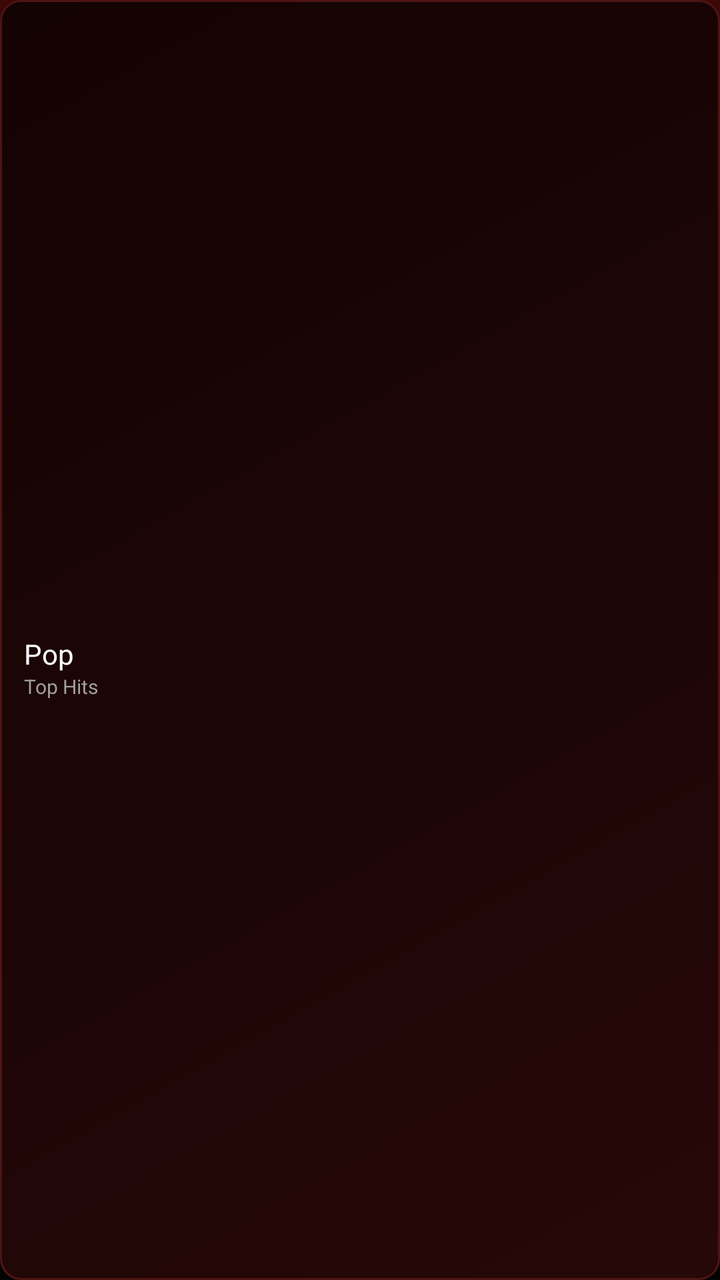
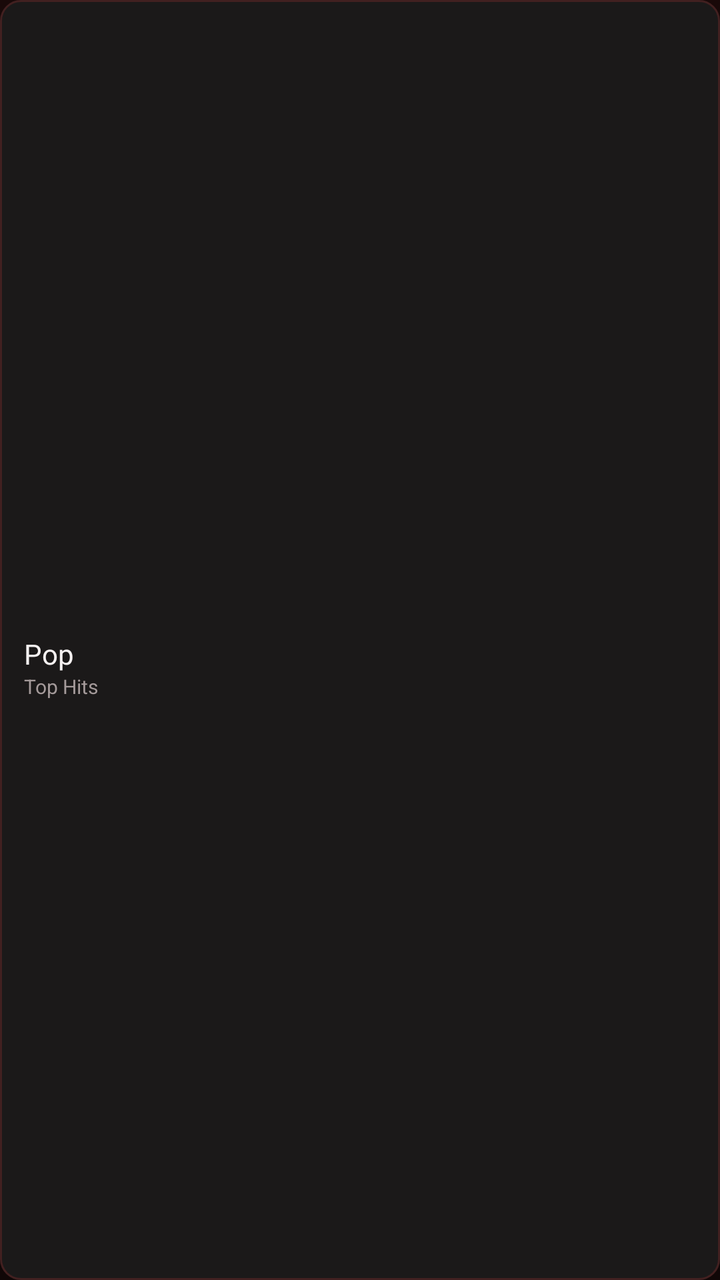

The first picture is an Android layout as it rendered before a commit; the second is the same layout after the commit. The layout source and the unified diff follow.
<!-- AndroidManifest.xml: application theme Theme.BraveMusicPlayer -->
<!-- res/layout/item_genre_card.xml -->
<?xml version="1.0" encoding="utf-8"?>
<LinearLayout xmlns:android="http://schemas.android.com/apk/res/android"
    android:layout_width="140dp"
    android:layout_height="76dp"
    android:layout_marginEnd="10dp"
    android:background="@drawable/bg_rounded_card"
    android:clickable="true"
    android:focusable="true"
    android:gravity="center_vertical"
    android:orientation="vertical"
    android:padding="12dp">

    <TextView
        android:id="@+id/tvGenreEmoji"
        android:layout_width="wrap_content"
        android:layout_height="wrap_content"
        android:textSize="18sp" />

    <TextView
        android:id="@+id/tvGenreName"
        android:layout_width="wrap_content"
        android:layout_height="wrap_content"
        android:layout_marginTop="3dp"
        android:ellipsize="end"
        android:fontFamily="@font/youtube_sans_bold_font"
        android:maxLines="1"
        android:text="Pop"
        android:textColor="@color/ytm_text_primary"
        android:textSize="14sp" />

    <TextView
        android:id="@+id/tvGenreSubtitle"
        android:layout_width="wrap_content"
        android:layout_height="wrap_content"
        android:ellipsize="end"
        android:fontFamily="sans-serif"
        android:maxLines="1"
        android:text="Top Hits"
        android:textColor="@color/ytm_text_secondary"
        android:textSize="10sp" />
</LinearLayout>
<!-- resources referenced by this layout -->
<resources>
  <color name="ytm_text_primary">#FFFFFF</color>
  <color name="ytm_text_secondary">#9F9F9F</color>
  <!-- drawable bg_rounded_card (drawable) -->
  <?xml version="1.0" encoding="utf-8"?>
  <shape xmlns:android="http://schemas.android.com/apk/res/android"
      android:shape="rectangle">
      <gradient
          android:angle="135"
          android:startColor="@color/card_red_tint_start"
          android:endColor="@color/card_red_tint_end"
          android:type="linear" />
      <stroke
          android:width="1dp"
          android:color="@color/card_red_tint_border" />
      <corners android:radius="10dp" />
  </shape>
  <style name="Theme.BraveMusicPlayer" parent="Theme.MaterialComponents.DayNight.NoActionBar">
          <item name="colorPrimary">@color/youtube_red</item>
          <item name="colorPrimaryVariant">@color/surface_black</item>
          <item name="colorOnPrimary">@color/white_primary</item>
          <item name="colorSecondary">@color/youtube_red</item>
          <item name="colorSecondaryVariant">@color/youtube_red</item>
          <item name="colorOnSecondary">@color/white_primary</item>
          <item name="android:colorBackground">@color/deep_black</item>
          <item name="android:statusBarColor">@color/ytm_bg_top_glow</item>
          <item name="android:navigationBarColor">@color/surface_black</item>
          <item name="android:windowBackground">@drawable/bg_ytm_gradient</item>
          <item name="bottomSheetDialogTheme">@style/YtmBottomSheetDialogTheme</item>
      </style>
  <color name="card_red_tint_start">#260808</color>
  <color name="card_red_tint_end">#140303</color>
  <color name="card_red_tint_border">#4E1414</color>
  <color name="youtube_red">#FF0000</color>
  <color name="surface_black">#121212</color>
  <color name="white_primary">#FFFFFF</color>
  <color name="deep_black">#030303</color>
  <color name="ytm_bg_top_glow">#3B0808</color>
  <!-- drawable bg_ytm_gradient (drawable) -->
  <?xml version="1.0" encoding="utf-8"?>
  <shape xmlns:android="http://schemas.android.com/apk/res/android"
      android:shape="rectangle">
      <gradient
          android:angle="270"
          android:startColor="@color/ytm_bg_top_glow"
          android:centerColor="@color/ytm_bg_middle"
          android:endColor="@color/ytm_bg_main"
          android:type="linear" />
  </shape>
  <style name="YtmBottomSheetDialogTheme" parent="Theme.Design.Light.BottomSheetDialog">
          <item name="bottomSheetStyle">@style/YtmBottomSheetStyle</item>
          <item name="android:windowIsFloating">false</item>
          <item name="android:navigationBarColor">@color/surface_black</item>
      </style>
  <color name="ytm_bg_middle">#0D0202</color>
  <color name="ytm_bg_main">#030303</color>
  <style name="YtmBottomSheetStyle" parent="Widget.Design.BottomSheet.Modal">
          <item name="android:background">@android:color/transparent</item>
      </style>
</resources>

<!-- the commit's change to res/layout/item_genre_card.xml (unified diff, before → after) -->
@@ -25,7 +25,7 @@
         android:fontFamily="@font/youtube_sans_bold_font"
         android:maxLines="1"
         android:text="Pop"
-        android:textColor="@color/ytm_text_primary"
+        android:textColor="@color/textPrimary"
         android:textSize="14sp" />
 
     <TextView
@@ -36,6 +36,6 @@
         android:fontFamily="sans-serif"
         android:maxLines="1"
         android:text="Top Hits"
-        android:textColor="@color/ytm_text_secondary"
+        android:textColor="@color/textSecondary"
         android:textSize="10sp" />
 </LinearLayout>
<!-- resource entries referenced after the edit -->
@@ -1,61 +1,52 @@
 <!-- resources referenced by this layout -->
 <resources>
-  <color name="ytm_text_primary">#FFFFFF</color>
-  <color name="ytm_text_secondary">#9F9F9F</color>
+  <color name="textPrimary">#F5F1F1</color>
+  <color name="textSecondary">#A49A9A</color>
   <!-- drawable bg_rounded_card (drawable) -->
   <?xml version="1.0" encoding="utf-8"?>
   <shape xmlns:android="http://schemas.android.com/apk/res/android"
       android:shape="rectangle">
-      <gradient
-          android:angle="135"
-          android:startColor="@color/card_red_tint_start"
-          android:endColor="@color/card_red_tint_end"
-          android:type="linear" />
+      <corners android:radius="10dp" />
+      <solid android:color="@color/surfaceCard" />
       <stroke
           android:width="1dp"
-          android:color="@color/card_red_tint_border" />
-      <corners android:radius="10dp" />
+          android:color="@color/borderSubtle" />
   </shape>
   <style name="Theme.BraveMusicPlayer" parent="Theme.MaterialComponents.DayNight.NoActionBar">
-          <item name="colorPrimary">@color/youtube_red</item>
-          <item name="colorPrimaryVariant">@color/surface_black</item>
-          <item name="colorOnPrimary">@color/white_primary</item>
-          <item name="colorSecondary">@color/youtube_red</item>
-          <item name="colorSecondaryVariant">@color/youtube_red</item>
-          <item name="colorOnSecondary">@color/white_primary</item>
-          <item name="android:colorBackground">@color/deep_black</item>
-          <item name="android:statusBarColor">@color/ytm_bg_top_glow</item>
-          <item name="android:navigationBarColor">@color/surface_black</item>
+          <item name="colorPrimary">@color/accentPrimary</item>
+          <item name="colorPrimaryVariant">@color/surfaceCard</item>
+          <item name="colorOnPrimary">@color/textPrimary</item>
+          <item name="colorSecondary">@color/accentPrimary</item>
+          <item name="colorSecondaryVariant">@color/accentPressed</item>
+          <item name="colorOnSecondary">@color/textPrimary</item>
+          <item name="android:colorBackground">@color/background</item>
+          <item name="android:statusBarColor">@color/background</item>
+          <item name="android:navigationBarColor">@color/background</item>
           <item name="android:windowBackground">@drawable/bg_ytm_gradient</item>
-          <item name="bottomSheetDialogTheme">@style/YtmBottomSheetDialogTheme</item>
+          <item name="bottomSheetDialogTheme">@style/MelodyBottomSheetDialogTheme</item>
       </style>
-  <color name="card_red_tint_start">#260808</color>
-  <color name="card_red_tint_end">#140303</color>
-  <color name="card_red_tint_border">#4E1414</color>
-  <color name="youtube_red">#FF0000</color>
-  <color name="surface_black">#121212</color>
-  <color name="white_primary">#FFFFFF</color>
-  <color name="deep_black">#030303</color>
-  <color name="ytm_bg_top_glow">#3B0808</color>
+  <color name="surfaceCard">#1B1919</color>
+  <color name="borderSubtle">#422020</color>
+  <color name="accentPrimary">#B8203A</color>
+  <color name="accentPressed">#8F1830</color>
+  <color name="background">#100707</color>
   <!-- drawable bg_ytm_gradient (drawable) -->
   <?xml version="1.0" encoding="utf-8"?>
   <shape xmlns:android="http://schemas.android.com/apk/res/android"
       android:shape="rectangle">
       <gradient
           android:angle="270"
-          android:startColor="@color/ytm_bg_top_glow"
-          android:centerColor="@color/ytm_bg_middle"
-          android:endColor="@color/ytm_bg_main"
+          android:startColor="@color/backgroundSecondary"
+          android:endColor="@color/background"
           android:type="linear" />
   </shape>
-  <style name="YtmBottomSheetDialogTheme" parent="Theme.Design.Light.BottomSheetDialog">
-          <item name="bottomSheetStyle">@style/YtmBottomSheetStyle</item>
+  <style name="MelodyBottomSheetDialogTheme" parent="Theme.Design.Light.BottomSheetDialog">
+          <item name="bottomSheetStyle">@style/MelodyBottomSheetStyle</item>
           <item name="android:windowIsFloating">false</item>
-          <item name="android:navigationBarColor">@color/surface_black</item>
+          <item name="android:navigationBarColor">@color/background</item>
       </style>
-  <color name="ytm_bg_middle">#0D0202</color>
-  <color name="ytm_bg_main">#030303</color>
-  <style name="YtmBottomSheetStyle" parent="Widget.Design.BottomSheet.Modal">
+  <color name="backgroundSecondary">#190909</color>
+  <style name="MelodyBottomSheetStyle" parent="Widget.Design.BottomSheet.Modal">
           <item name="android:background">@android:color/transparent</item>
       </style>
 </resources>
